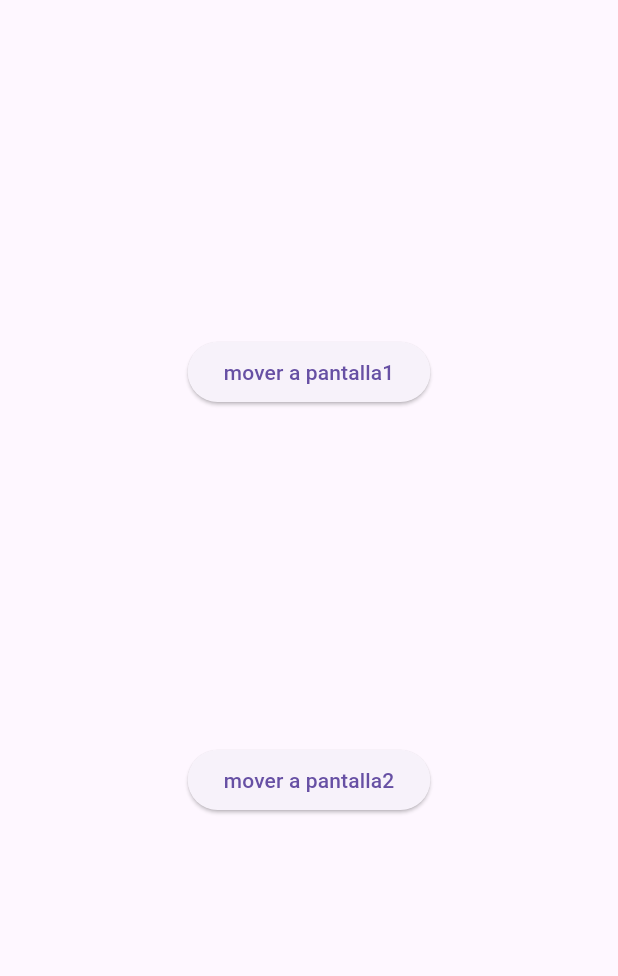
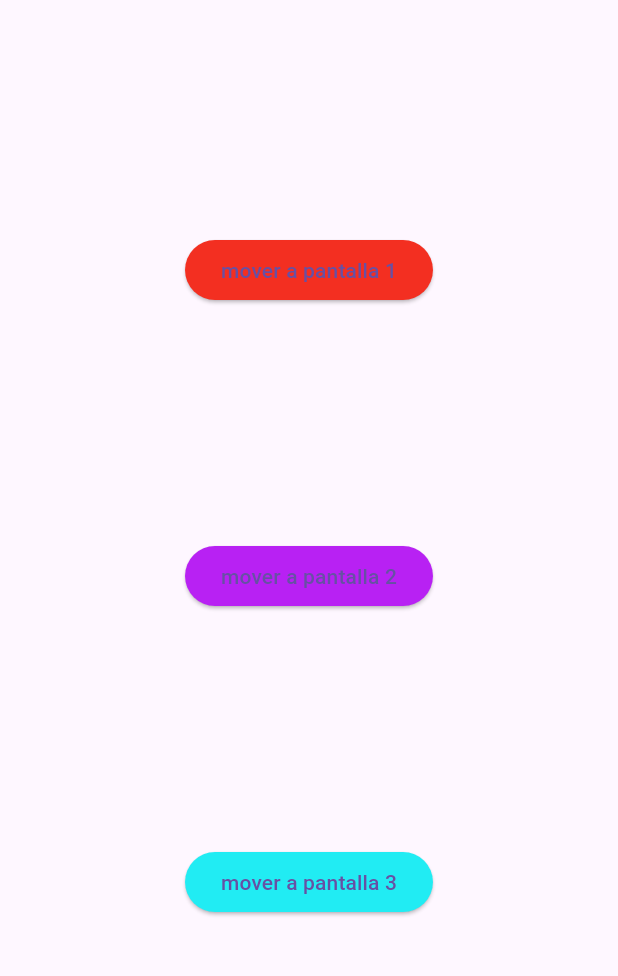
Before and after one commit to Miguelrenteria10/p15-Rutasv2-1099, a Flutter app: the screen it shows after launch, on a phone screen of 412 x 824 dp, the part 84-1060 px from its top. Run offline on Flutter 3.47's test engine with Material 3 defaults, Android fonts, the phone set to English and light mode, and no system bars.

```diff
--- a/lib/PantallaInicial_1099.dart
+++ b/lib/PantallaInicial_1099.dart
@@ -18,14 +18,32 @@ class PantallaInicial_1099 extends StatelessWidget {
               onPressed: () {
                 Navigator.pushNamed(context, "/Pantall1_1099");
               },
-              child: Text("mover a pantalla1"),
+              style: ButtonStyle(
+                backgroundColor:
+                    MaterialStateProperty.all<Color>(Color(0xfff32f21)),
+              ),
+              child: Text("mover a pantalla 1"),
             ),
             ElevatedButton(
               onPressed: () {
                 Navigator.pushNamed(context, "/Pantall2_1099");
               },
-              child: Text("mover a pantalla2"),
-            )
+              style: ButtonStyle(
+                backgroundColor:
+                    MaterialStateProperty.all<Color>(Color(0xffb821f3)),
+              ),
+              child: Text("mover a pantalla 2"),
+            ),
+            ElevatedButton(
+              onPressed: () {
+                Navigator.pushNamed(context, "/Pantall3_1099");
+              },
+              style: ButtonStyle(
+                backgroundColor:
+                    MaterialStateProperty.all<Color>(Color(0xff21ecf3)),
+              ),
+              child: Text("mover a pantalla 3"),
+            ),
           ], //niniosn
         )));
   }
--- a/lib/main.dart
+++ b/lib/main.dart
@@ -1,6 +1,7 @@
 import 'package:flutter/material.dart';
 import 'package:Renteria1099/Pantalla1_1099.dart';
 import 'package:Renteria1099/Pantalla2_1099.dart';
+import 'package:Renteria1099/Pantalla3_1099.dart';
 import 'package:Renteria1099/PantallaInicial_1099.dart';
 
 void main() => runApp(MiApp1099());
@@ -17,6 +18,7 @@ class MiApp1099 extends StatelessWidget {
           "/": (context) => PantallaInicial_1099(),
           "/Pantall1_1099": (context) => Pantalla1_1099(),
           "/Pantall2_1099": (context) => Pantalla2_1099(),
+          "/Pantall3_1099": (context) => Pantalla3_1099(),
         });
   }
 }
```
Also changed, not shown: lib/Pantalla1_1099.dart (+11 -13 lines), lib/Pantalla2_1099.dart (+11 -14 lines), lib/Pantalla3_1099.dart (added, +31 -0 lines).
